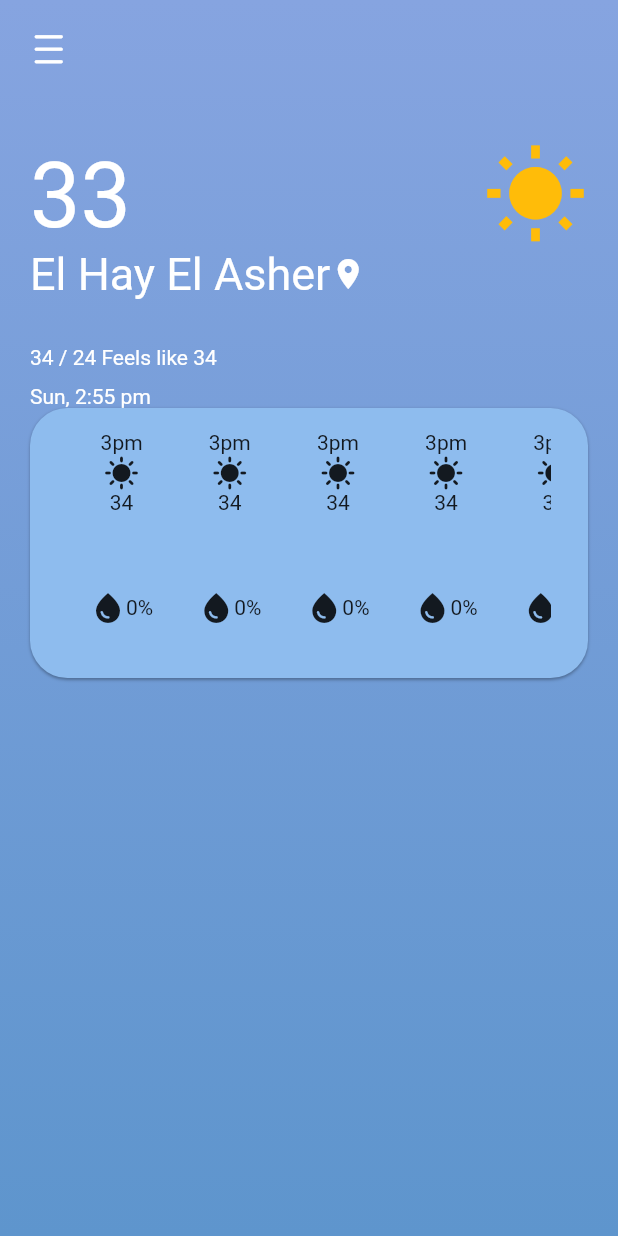
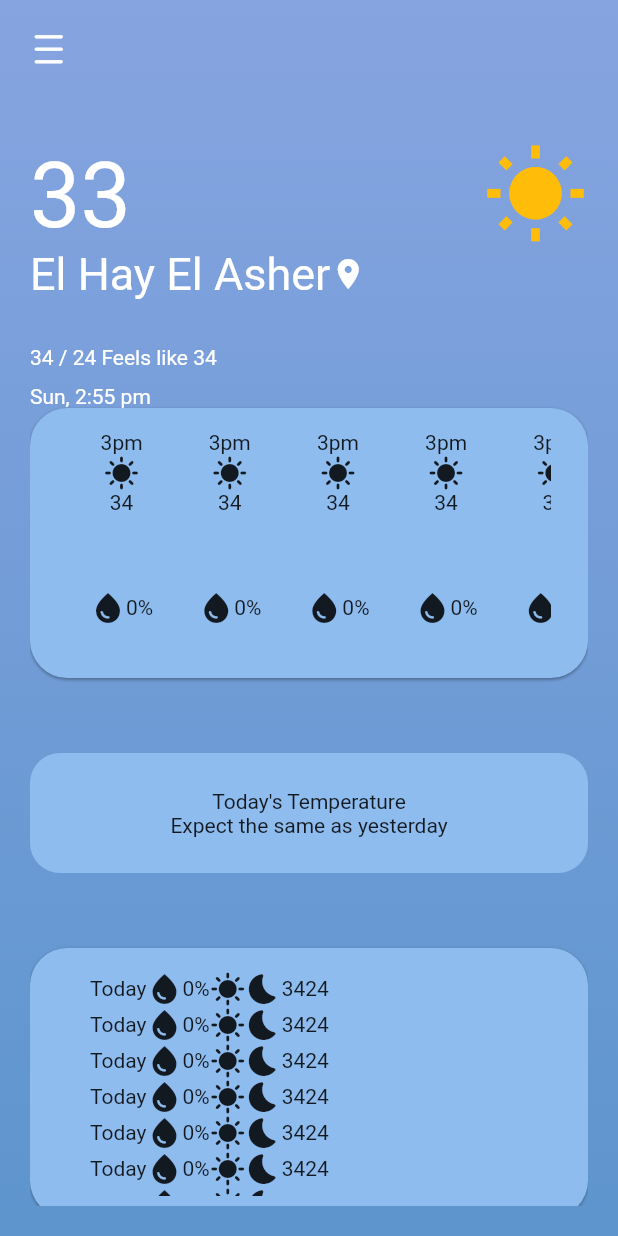
Before and after one commit to MAHMOUD3098/Weather-App, a Flutter app: the screen it shows after launch, on a phone screen of 412 x 824 dp. Run offline on Flutter 3.47's test engine with Material 2 defaults, Android fonts, the phone set to English and light mode, and no system bars; our stand-ins replace dartz, dio, equatable, flutter_bloc, hexcolor.

Commit message:
partially completed home screen

```diff
--- a/lib/presentation/screens/home_screen/home_screen.dart
+++ b/lib/presentation/screens/home_screen/home_screen.dart
@@ -5,7 +5,9 @@ import 'package:weather_app/core/utils/app_colors.dart';
 import 'package:weather_app/presentation/cubits/home_cubit/cubit.dart';
 import 'package:weather_app/presentation/cubits/home_cubit/states.dart';
 import 'package:weather_app/presentation/widgets/custom_drawer.dart';
+import 'package:weather_app/presentation/widgets/daily_weather_container.dart';
 import 'package:weather_app/presentation/widgets/hourly_weather_container.dart';
+import 'package:weather_app/presentation/widgets/today_temperature_container.dart';
 
 // ignore: must_be_immutable
 class HomeScreen extends StatelessWidget {
@@ -33,6 +35,8 @@ class HomeScreen extends StatelessWidget {
                   vertical: 20,
                   horizontal: 20,
                 ),
+                child: SingleChildScrollView(
+                  physics: const BouncingScrollPhysics(),
                   child: Column(
                     crossAxisAlignment: CrossAxisAlignment.start,
                     children: [
@@ -99,8 +103,17 @@ class HomeScreen extends StatelessWidget {
                           color: Colors.white,
                         ),
                       ),
-                    const HourlyWeatherContainer()
+                      const HourlyWeatherContainer(),
+                      const SizedBox(
+                        height: 50,
+                      ),
+                      const TodayTemperatureContainer(),
+                      const SizedBox(
+                        height: 50,
+                      ),
+                      const DailyWeatherContainer()
                     ],
+                  ),
                 ),
               ),
             ),
--- /dev/null
+++ b/lib/presentation/widgets/daily_weather_container.dart
@@ -0,0 +1,47 @@
+import 'package:flutter/material.dart';
+import 'package:weather_app/core/utils/app_colors.dart';
+
+class DailyWeatherContainer extends StatelessWidget {
+  const DailyWeatherContainer({super.key});
+
+  @override
+  Widget build(BuildContext context) {
+    return Container(
+      padding: const EdgeInsets.symmetric(horizontal: 25, vertical: 15),
+      width: double.infinity,
+      height: 180,
+      decoration: BoxDecoration(
+        color: AppColors.containerColor,
+        borderRadius: BorderRadius.circular(25),
+        boxShadow: [
+          BoxShadow(
+            color: Colors.black.withOpacity(0.3),
+            spreadRadius: 0,
+            blurRadius: 1,
+            offset: const Offset(0, 1),
+          ),
+        ],
+      ),
+      child: ListView.builder(
+        itemCount: 16,
+        physics: const BouncingScrollPhysics(),
+        itemBuilder: (context, index) {
+          return Padding(
+            padding: const EdgeInsets.symmetric(horizontal: 15),
+            child: Row(
+              children: const [
+                Text('Today'),
+                Icon(Icons.water_drop),
+                Text('0%'),
+                Icon(Icons.sunny),
+                Icon(Icons.bedtime_rounded),
+                Text('34'),
+                Text('24'),
+              ],
+            ),
+          );
+        },
+      ),
+    );
+  }
+}
--- /dev/null
+++ b/lib/presentation/widgets/today_temperature_container.dart
@@ -0,0 +1,25 @@
+import 'package:flutter/cupertino.dart';
+import 'package:weather_app/core/utils/app_colors.dart';
+
+class TodayTemperatureContainer extends StatelessWidget {
+  const TodayTemperatureContainer({super.key});
+
+  @override
+  Widget build(BuildContext context) {
+    return Container(
+      width: double.infinity,
+      height: 80,
+      decoration: BoxDecoration(
+        color: AppColors.containerColor,
+        borderRadius: BorderRadius.circular(20),
+      ),
+      child: Column(
+        mainAxisAlignment: MainAxisAlignment.center,
+        children: const [
+          Text('Today\'s Temperature'),
+          Text('Expect the same as yesterday'),
+        ],
+      ),
+    );
+  }
+}
```
Lines whose indentation alone changed are shown as unchanged.
